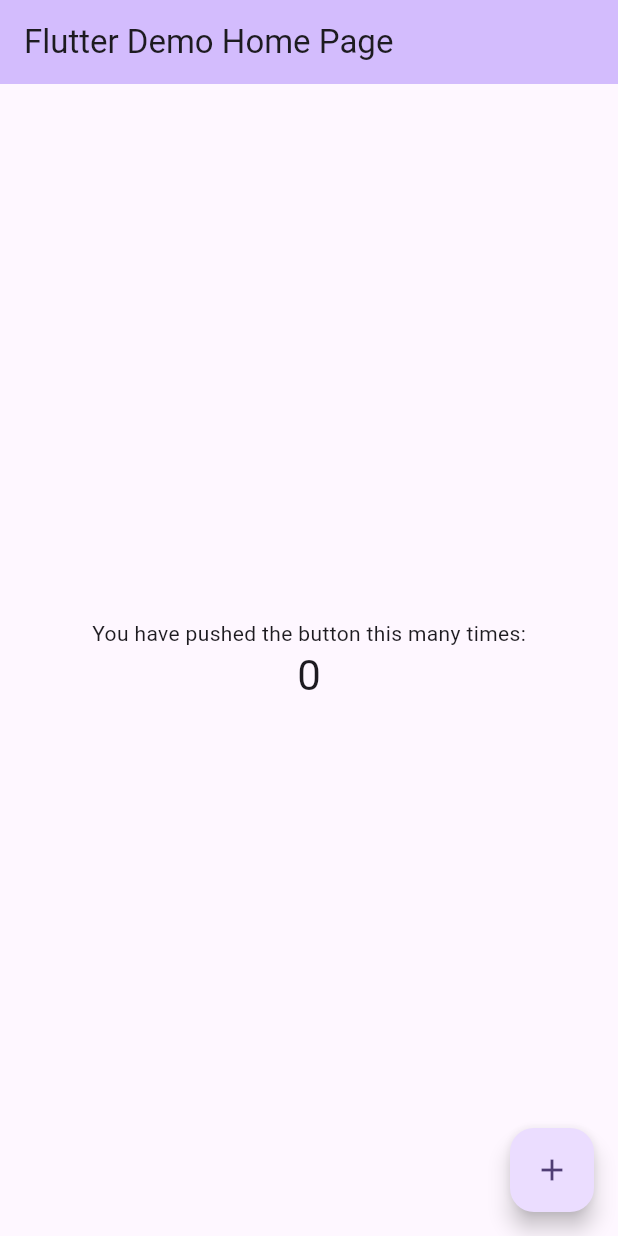
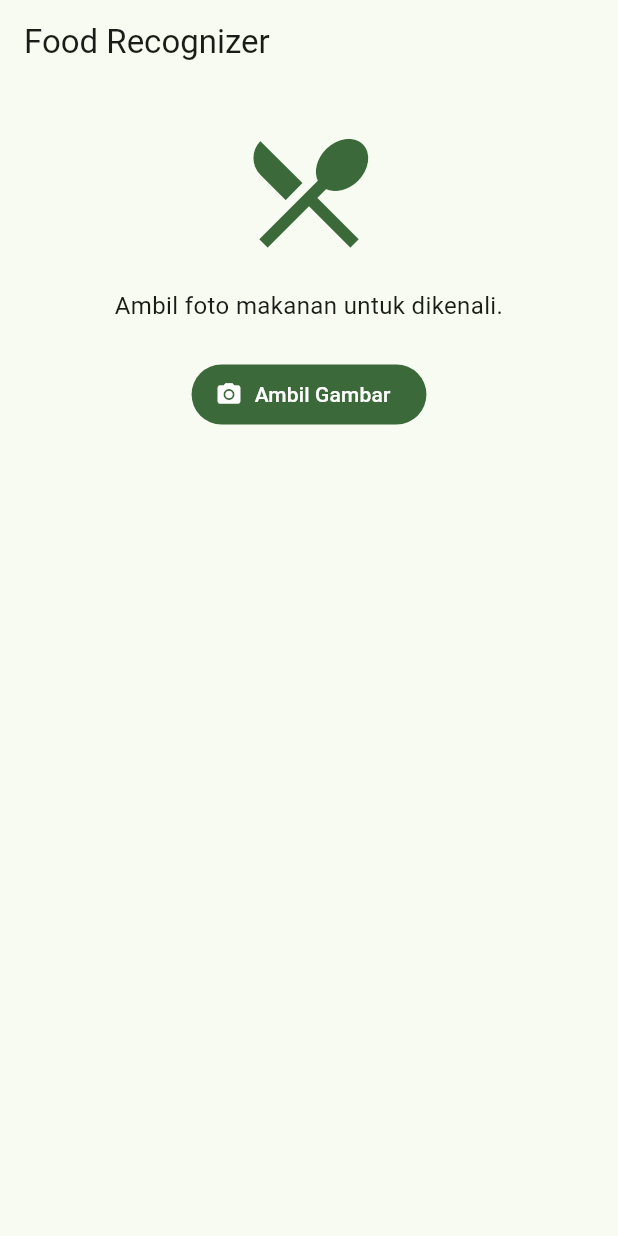
Before and after one commit to tianbuyung/food_recognizer, a Flutter app: the screen it shows after launch, on a phone screen of 412 x 824 dp. Run offline on Flutter 3.47's test engine with Material 3 defaults, Android fonts, the phone set to English and light mode, and no system bars.

Commit message:
feat(foundation): scaffold lib structure with Provider + rename app id
Tahap 0 (Fondasi) — selaras dengan skeleton mentor (branch submission):

- Add lib/ structure: controller/ (ChangeNotifier), ui/ (home & result
  pages), widget/ (classification_item). main.dart wires MultiProvider +
  MaterialApp (Material 3).
- Add deps: provider ^6.1.5, image_picker ^1.1.2.
- Rename application id com.example.* -> com.projecopedia.* across all
  platforms (Android namespace/applicationId + MainActivity package, iOS &
  macOS bundle id, linux/windows) to drop the reserved com.example prefix.
- Replace default counter widget test with a HomePage smoke test.

Verified: flutter analyze clean, flutter test passing.

Co-Authored-By: Claude Opus 4.8 (1M context) <noreply@anthropic.com>

```diff
--- a/lib/main.dart
+++ b/lib/main.dart
@@ -1,121 +1,31 @@
 import 'package:flutter/material.dart';
+import 'package:provider/provider.dart';
+
+import 'package:food_recognizer/controller/home_controller.dart';
+import 'package:food_recognizer/ui/home_page.dart';
 
 void main() {
-  runApp(const MyApp());
+  runApp(const FoodRecognizerApp());
 }
 
-class MyApp extends StatelessWidget {
-  const MyApp({super.key});
-
-  // This widget is the root of your application.
-  @override
-  Widget build(BuildContext context) {
-    return MaterialApp(
-      title: 'Flutter Demo',
-      theme: ThemeData(
-        // This is the theme of your application.
-        //
-        // TRY THIS: Try running your application with "flutter run". You'll see
-        // the application has a purple toolbar. Then, without quitting the app,
-        // try changing the seedColor in the colorScheme below to Colors.green
-        // and then invoke "hot reload" (save your changes or press the "hot
-        // reload" button in a Flutter-supported IDE, or press "r" if you used
-        // the command line to start the app).
-        //
-        // Notice that the counter didn't reset back to zero; the application
-        // state is not lost during the reload. To reset the state, use hot
-        // restart instead.
-        //
-        // This works for code too, not just values: Most code changes can be
-        // tested with just a hot reload.
-        colorScheme: .fromSeed(seedColor: Colors.deepPurple),
-      ),
-      home: const MyHomePage(title: 'Flutter Demo Home Page'),
-    );
-  }
-}
-
-class MyHomePage extends StatefulWidget {
-  const MyHomePage({super.key, required this.title});
-
-  // This widget is the home page of your application. It is stateful, meaning
-  // that it has a State object (defined below) that contains fields that affect
-  // how it looks.
-
-  // This class is the configuration for the state. It holds the values (in this
-  // case the title) provided by the parent (in this case the App widget) and
-  // used by the build method of the State. Fields in a Widget subclass are
-  // always marked "final".
-
-  final String title;
-
-  @override
-  State<MyHomePage> createState() => _MyHomePageState();
-}
-
-class _MyHomePageState extends State<MyHomePage> {
-  int _counter = 0;
-
-  void _incrementCounter() {
-    setState(() {
-      // This call to setState tells the Flutter framework that something has
-      // changed in this State, which causes it to rerun the build method below
-      // so that the display can reflect the updated values. If we changed
-      // _counter without calling setState(), then the build method would not be
-      // called again, and so nothing would appear to happen.
-      _counter++;
-    });
-  }
+class FoodRecognizerApp extends StatelessWidget {
+  const FoodRecognizerApp({super.key});
 
   @override
   Widget build(BuildContext context) {
-    // This method is rerun every time setState is called, for instance as done
-    // by the _incrementCounter method above.
-    //
-    // The Flutter framework has been optimized to make rerunning build methods
-    // fast, so that you can just rebuild anything that needs updating rather
-    // than having to individually change instances of widgets.
-    return Scaffold(
-      appBar: AppBar(
-        // TRY THIS: Try changing the color here to a specific color (to
-        // Colors.amber, perhaps?) and trigger a hot reload to see the AppBar
-        // change color while the other colors stay the same.
-        backgroundColor: Theme.of(context).colorScheme.inversePrimary,
-        // Here we take the value from the MyHomePage object that was created by
-        // the App.build method, and use it to set our appbar title.
-        title: Text(widget.title),
-      ),
-      body: Center(
-        // Center is a layout widget. It takes a single child and positions it
-        // in the middle of the parent.
-        child: Column(
-          // Column is also a layout widget. It takes a list of children and
-          // arranges them vertically. By default, it sizes itself to fit its
-          // children horizontally, and tries to be as tall as its parent.
-          //
-          // Column has various properties to control how it sizes itself and
-          // how it positions its children. Here we use mainAxisAlignment to
-          // center the children vertically; the main axis here is the vertical
-          // axis because Columns are vertical (the cross axis would be
-          // horizontal).
-          //
-          // TRY THIS: Invoke "debug painting" (choose the "Toggle Debug Paint"
-          // action in the IDE, or press "p" in the console), to see the
-          // wireframe for each widget.
-          mainAxisAlignment: .center,
-          children: [
-            const Text('You have pushed the button this many times:'),
-            Text(
-              '$_counter',
-              style: Theme.of(context).textTheme.headlineMedium,
-            ),
-          ],
+    // MultiProvider = tempat mendaftarkan semua "controller" (state) aplikasi.
+    // Tiap controller adalah ChangeNotifier; nanti tinggal tambah entri baru
+    // di sini saat fitur bertambah (mis. controller ML, controller resep).
+    return MultiProvider(
+      providers: [ChangeNotifierProvider(create: (_) => HomeController())],
+      child: MaterialApp(
+        title: 'Food Recognizer',
+        debugShowCheckedModeBanner: false,
+        theme: ThemeData(
+          colorScheme: ColorScheme.fromSeed(seedColor: Colors.green),
+          useMaterial3: true,
         ),
-      ),
-      floatingActionButton: FloatingActionButton(
-        onPressed: _incrementCounter,
-        tooltip: 'Increment',
-        child: const Icon(Icons.add),
+        home: const HomePage(),
       ),
     );
   }
--- /dev/null
+++ b/lib/ui/home_page.dart
@@ -0,0 +1,49 @@
+import 'package:flutter/material.dart';
+import 'package:provider/provider.dart';
+
+import 'package:food_recognizer/controller/home_controller.dart';
+
+class HomePage extends StatelessWidget {
+  const HomePage({super.key});
+
+  @override
+  Widget build(BuildContext context) {
+    // context.read: ambil controller TANPA ikut rebuild saat state-nya berubah.
+    // Cocok dipakai di dalam callback (mis. onPressed), bukan untuk menampilkan
+    // data yang berubah — untuk itu nanti pakai context.watch / Consumer.
+    final controller = context.read<HomeController>();
+
+    return Scaffold(
+      appBar: AppBar(title: const Text('Food Recognizer')),
+      // SingleChildScrollView mencegah overflow di layar kecil/keyboard muncul.
+      body: SingleChildScrollView(
+        padding: const EdgeInsets.all(24),
+        child: Center(
+          child: Column(
+            mainAxisSize: MainAxisSize.min,
+            children: [
+              Icon(
+                Icons.restaurant_menu,
+                size: 96,
+                color: Theme.of(context).colorScheme.primary,
+              ),
+              const SizedBox(height: 16),
+              const Text(
+                'Ambil foto makanan untuk dikenali.',
+                textAlign: TextAlign.center,
+                style: TextStyle(fontSize: 16),
+              ),
+              const SizedBox(height: 24),
+              FilledButton.icon(
+                // Placeholder: alur ambil gambar + inferensi ML menyusul.
+                onPressed: () => controller.goToResultPage(context),
+                icon: const Icon(Icons.camera_alt),
+                label: const Text('Ambil Gambar'),
+              ),
+            ],
+          ),
+        ),
+      ),
+    );
+  }
+}
--- a/pubspec.yaml
+++ b/pubspec.yaml
@@ -34,6 +34,12 @@ dependencies:
   # The following adds the Cupertino Icons font to your application.
   # Use with the CupertinoIcons class for iOS style icons.
   cupertino_icons: ^1.0.8
+
+  # State management — pola mentor: class ChangeNotifier diakses lewat Provider.
+  provider: ^6.1.2
+
+  # Kriteria 1 (Basic): ambil gambar dari kamera & galeri.
+  image_picker: ^1.1.2
 
 dev_dependencies:
   flutter_test:
```
Also changed, not shown: lib/controller/home_controller.dart (added, +18 -0 lines), lib/ui/result_page.dart (added, +17 -0 lines), lib/widget/classification_item.dart (added, +26 -0 lines), pubspec.lock, 15 other files.
